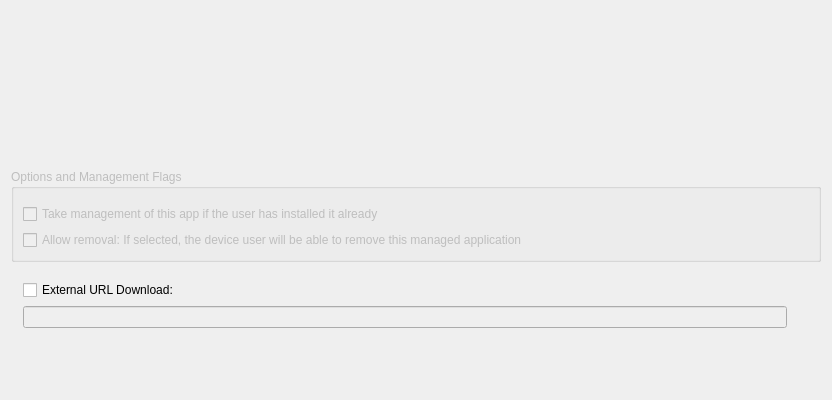
Old version of the form FWAdminLib/IOSAppDetailsTab.ui in the repository fw-dev/translations; both pictures show x 0 to 832 and y 0 to 400 of the 832 by 717 pixel window.
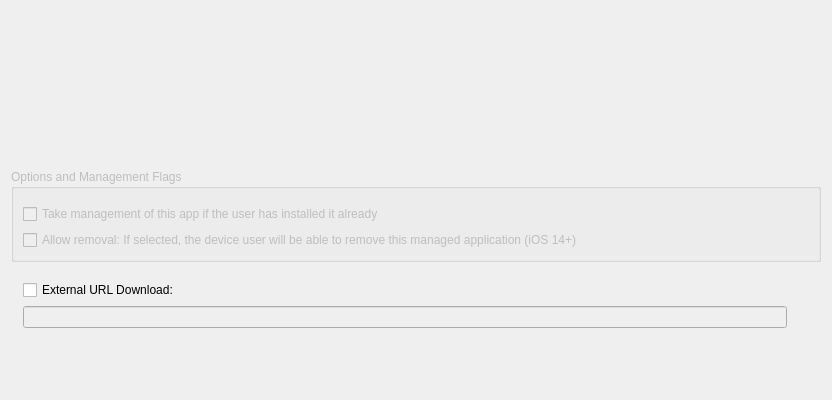
New version of the form. Custom widgets are drawn as their Qt base class.

Patch:
```diff
--- a/FWAdminLib/IOSAppDetailsTab.ui
+++ b/FWAdminLib/IOSAppDetailsTab.ui
@@ -274,7 +274,7 @@
            <item>
             <widget class="QCheckBox" name="checkRemovableApp">
              <property name="text">
-              <string>Allow removal: If selected, the device user will be able to remove this managed application</string>
+              <string>Allow removal: If selected, the device user will be able to remove this managed application (iOS 14+)</string>
              </property>
             </widget>
            </item>
```
